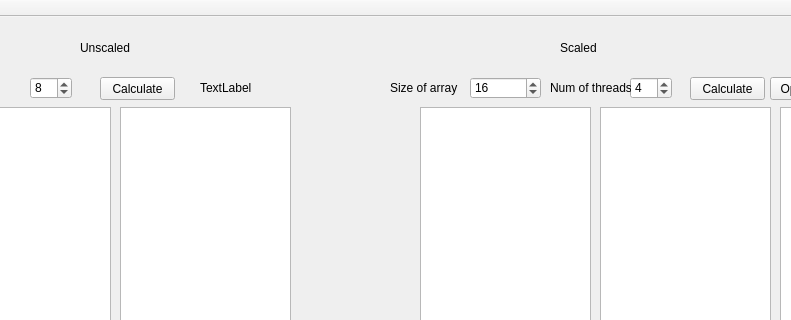
The window that mainwindow.ui (gaboe/erewPram) describes before a commit, drawn with Qt 5; both pictures show x 90 to 881 and y 0 to 320 of the 1340 by 527 pixel window.
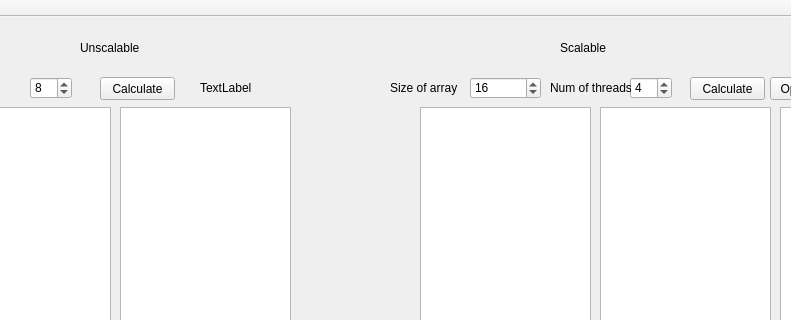
The same window after the commit.

Patch:
```diff
--- a/mainwindow.ui
+++ b/mainwindow.ui
@@ -102,7 +102,7 @@
      </rect>
     </property>
     <property name="text">
-     <string>Unscaled</string>
+     <string>Unscalable</string>
     </property>
    </widget>
    <widget class="QLabel" name="label_2">
@@ -115,7 +115,7 @@
      </rect>
     </property>
     <property name="text">
-     <string>Scaled</string>
+     <string>Scalable</string>
     </property>
    </widget>
    <widget class="QLabel" name="scalableLabel">
```
